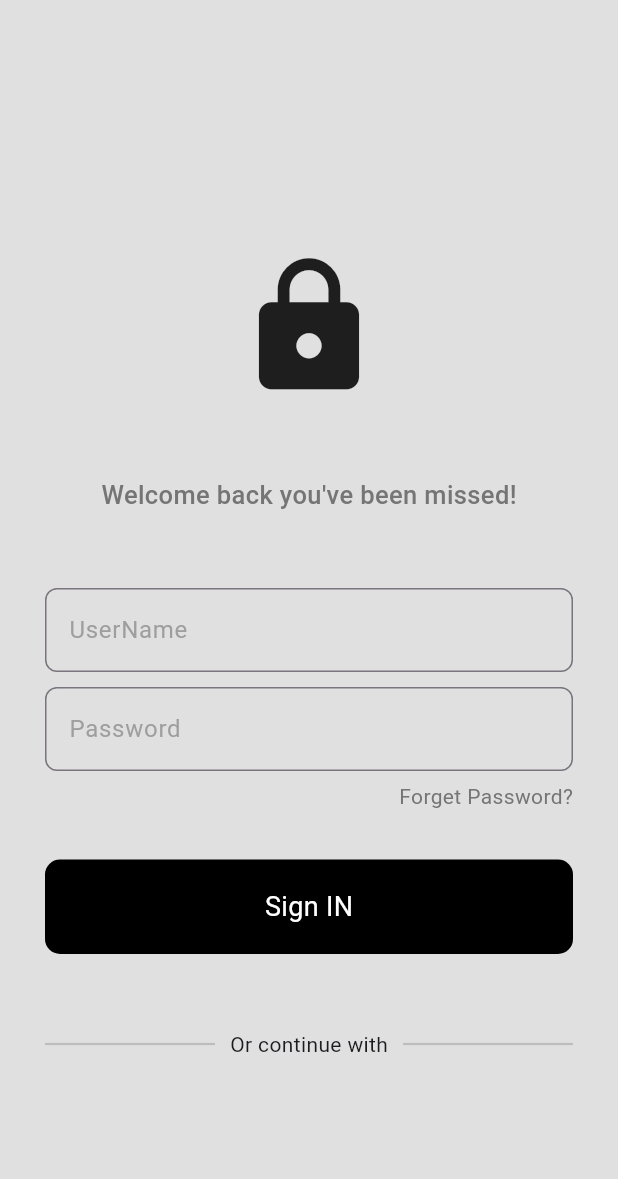
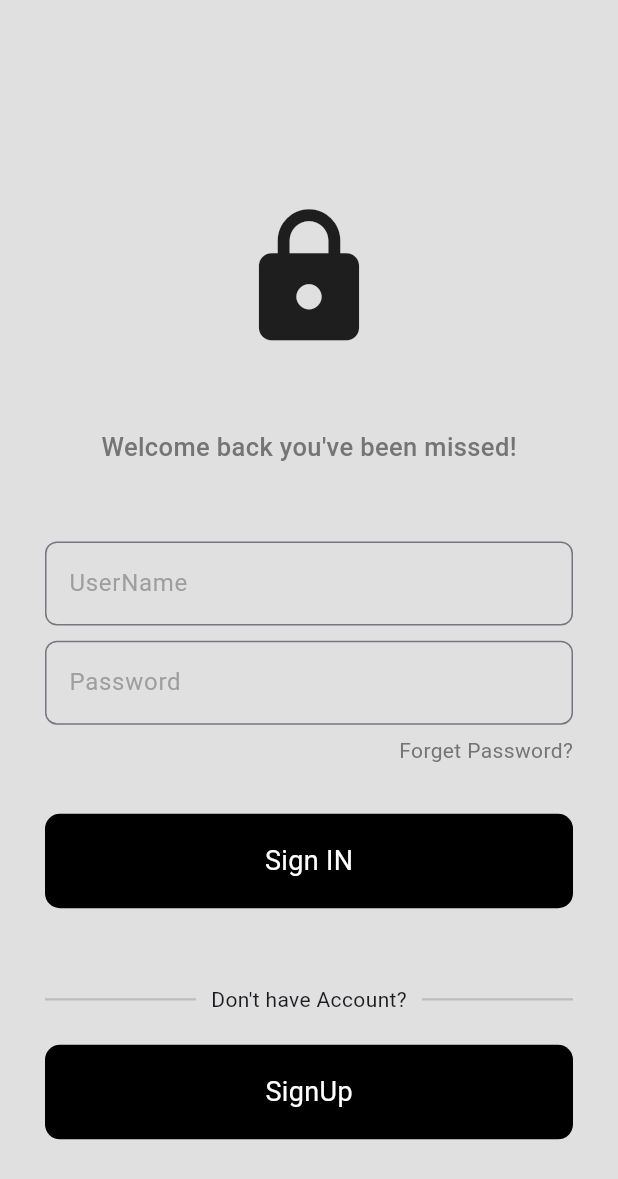
Before and after one commit to MianUsamaRasheed/jobVortex, a Flutter app: the SignIn screen opened directly, on a phone screen of 412 x 824 dp. Shown: the top 1179 px of the screen. Run offline on Flutter 3.47's test engine with Material 3 defaults, Android fonts, the phone set to English and light mode, and no system bars; our stand-ins replace page_transition.

Commit message:
After completing SignIn UI

```diff
--- a/lib/Model/utils/colors.dart
+++ b/lib/Model/utils/colors.dart
@@ -12,3 +12,13 @@ const List<Color> gradientColors = [
   Color(0xFF8FDEF3),
   Color(0xFF9FDBD9),
 ];
+
+
+// sign in screen colors
+
+Color? signInBackGroundColor = Colors.grey.shade300;
+Color? forgetPasswordTextColor =  Colors.grey[600];
+Color? logInScreenButtonColor =  Colors.black;
+Color? logInScreenButtonTextColor =  Colors.white;
+Color? dividerColor =  Colors.grey[400];
+Color? textFieldBorderColor = Colors.grey;
--- /dev/null
+++ b/lib/View/LogIn_UI/sharedUI_Components/customTextField.dart
@@ -0,0 +1,21 @@
+import 'package:flutter/material.dart';
+import 'package:jobvortex/Model/utils/colors.dart';
+
+TextField customTextField(String fieldText) {
+  String text = fieldText;
+  return TextField(
+    decoration: InputDecoration(
+      border: const OutlineInputBorder(
+        borderRadius: BorderRadius.all(
+          Radius.circular(8.0),
+        ),
+
+      ),
+      hintText: text,
+      hintStyle: TextStyle(
+        color: textFieldBorderColor,
+      ),
+
+    ),
+  );
+}
--- /dev/null
+++ b/lib/View/LogIn_UI/sharedUI_Components/login_screen_button.dart
@@ -0,0 +1,37 @@
+import 'package:flutter/material.dart';
+import 'package:jobvortex/Model/utils/colors.dart';
+
+
+class LoginScreenButton extends StatelessWidget {
+  const LoginScreenButton({
+    super.key, required this.buttonText,
+  });
+
+  final String buttonText;
+
+  @override
+  Widget build(BuildContext context) {
+    return Padding(
+      padding: const EdgeInsets.symmetric(horizontal: 30),
+      child: GestureDetector(
+        child: Container(
+            height: 63,
+            decoration: BoxDecoration(
+              color: logInScreenButtonColor,
+              borderRadius: BorderRadius.circular(10),
+            ),
+            child: Center(
+              child: Text(
+                buttonText,
+                style: TextStyle(
+                  color: logInScreenButtonTextColor,
+                  fontSize: 18,
+                ),
+              ),
+            )
+
+        ),
+      ),
+    );
+  }
+}
--- /dev/null
+++ b/lib/View/LogIn_UI/sharedUI_Components/textBtwDividers.dart
@@ -0,0 +1,37 @@
+import 'package:flutter/material.dart';
+import 'package:jobvortex/Model/utils/colors.dart';
+
+
+class TextBtwDividers extends StatelessWidget {
+  const TextBtwDividers({
+    super.key, required this.inputText,
+  });
+
+  final String inputText;
+
+  @override
+  Widget build(BuildContext context) {
+    return Padding(
+      padding: const EdgeInsets.symmetric(horizontal: 30),
+      child: Row(
+        children: [
+          Expanded(
+            child: Divider(
+              thickness: 1.5,
+              color: dividerColor,
+            ),
+          ),
+          Padding(padding: const EdgeInsets.symmetric(horizontal: 10.0),
+            child: Text(inputText),
+          ),
+          Expanded(
+            child: Divider(
+              thickness: 1.5,
+              color: dividerColor,
+            ),
+          ),
+        ],
+      ),
+    );
+  }
+}
--- a/lib/View/LogIn_UI/signIn.dart
+++ b/lib/View/LogIn_UI/signIn.dart
@@ -1,4 +1,9 @@
 import 'package:flutter/material.dart';
+import 'package:jobvortex/Model/utils/colors.dart';
+import 'package:jobvortex/Model/utils/dimension.dart';
+import 'package:jobvortex/View/LogIn_UI/sharedUI_Components/login_screen_button.dart';
+import 'package:jobvortex/View/LogIn_UI/sharedUI_Components/textBtwDividers.dart';
+import 'package:jobvortex/View/LogIn_UI/sharedUI_Components/customTextField.dart';
 
 class SignIn extends StatelessWidget {
   const SignIn({super.key});
@@ -7,21 +12,22 @@ class SignIn extends StatelessWidget {
   Widget build(BuildContext context) {
     return SafeArea(
       child: Scaffold(
-        backgroundColor: Colors.grey.shade300,
+        backgroundColor: signInBackGroundColor,
         body: Center(
           child: SingleChildScrollView(
             reverse: true,
+            physics: const BouncingScrollPhysics(),
             child: Column(
               children: [
-                const SizedBox(
-                  height: 70,
+                SizedBox(
+                  height: widgetHeight(70),
                 ),
                 const Icon(
                   Icons.lock,
                   size: 100,
                 ),
-                const SizedBox(
-                  height: 50,
+                SizedBox(
+                  height: widgetHeight(50),
                 ),
                 Text(
                   "Welcome back you've been missed!",
@@ -31,8 +37,8 @@ class SignIn extends StatelessWidget {
                     fontWeight: FontWeight.w500,
                   ),
                 ),
-                const SizedBox(
-                  height: 50,
+                SizedBox(
+                  height: widgetHeight(50),
                 ),
                 Padding(
                   padding: const EdgeInsets.symmetric(horizontal: 30),
@@ -40,91 +46,49 @@ class SignIn extends StatelessWidget {
                       "UserName"
                   ),
                 ),
-                const SizedBox(
-                  height: 10,
+                SizedBox(
+                  height: widgetHeight(10),
                 ),
                 Padding(
-                  padding: const EdgeInsets.symmetric(horizontal:30),
+                  padding: const EdgeInsets.symmetric(horizontal: 30),
                   child: customTextField(
                       "Password"
                   ),
                 ),
                 Padding(
-                  padding: const EdgeInsets.symmetric(horizontal: 30,vertical: 7),
+                  padding: const EdgeInsets.symmetric(
+                      horizontal: 30, vertical: 7),
                   child: Row(
                     mainAxisAlignment: MainAxisAlignment.end,
                     children: [
                       Text(
                         "Forget Password?",
                         style: TextStyle(
-                          color: Colors.grey[600],
+                          color: forgetPasswordTextColor,
                         ),
                       ),
                     ],
                   ),
                 ),
-                const SizedBox(
-                  height: 25,
+                SizedBox(
+                  height: widgetHeight(25),
                 ),
-                Padding(
-                  padding: const EdgeInsets.symmetric(horizontal: 30),
-                  child: GestureDetector(
-                    child: Container(
-                        height: 63,
-                        decoration: BoxDecoration(
-                          color: Colors.black,
-                          borderRadius: BorderRadius.circular(10),
-                        ),
-                        child: const Center(
-                          child: Text(
-                            "Sign IN",
-                            style: TextStyle(
-                              color: Colors.white,
-                              fontSize: 18,
-                            ),
-                          ),
-                        )
-
-                    ),
-                  ),
+                const LoginScreenButton(
+                  buttonText: "Sign IN",
                 ),
-                const SizedBox(
-                  height: 50,
+                SizedBox(
+                  height: widgetHeight(50),
                 ),
 
-                Padding(
-                  padding: const EdgeInsets.symmetric(horizontal: 30),
-                  child: Row(
-                    children: [
-                      Expanded(
-                        child: Divider(
-                          thickness: 1.5,
-                          color: Colors.grey[400],
-                        ),
-                      ),
-                      const Padding(padding: EdgeInsets.symmetric(horizontal: 10.0),
-                        child: Text("Or continue with"),
-                      ),
-                      Expanded(
-                        child: Divider(
-                          thickness: 1.5,
-                          color: Colors.grey[400],
-                        ),
-                      ),
-                    ],
-                  ),
+                const TextBtwDividers(
+                  inputText: "Don't have Account?",
                 ),
 
-                const SizedBox(
-                  height: 20,
+                SizedBox(
+                  height: widgetHeight(20),
                 ),
 
-
-                Row(
-                  children: [
-
-                  ],
-                ),
+                const LoginScreenButton(buttonText: "SignUp"),
 
               ],
             ),
@@ -133,23 +97,4 @@ class SignIn extends StatelessWidget {
       ),
     );
   }
-
-  TextField customTextField(String fieldText) {
-    String text = fieldText;
-    return TextField(
-      decoration: InputDecoration(
-        border: const OutlineInputBorder(
-          borderRadius: BorderRadius.all(
-            Radius.circular(8.0),
-          ),
-
-        ),
-        hintText: text,
-        hintStyle: const TextStyle(
-          color: Colors.grey,
-        ),
-
-      ),
-    );
-  }
 }
```
